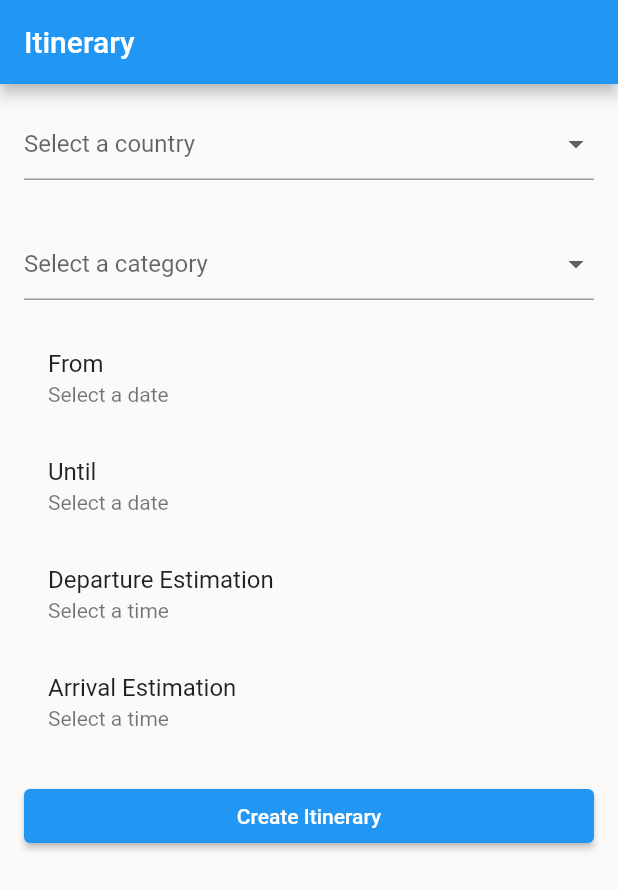
After one commit to StevenX1907/TravelTrip, a Flutter app: the ItineraryPage screen opened directly, on a phone screen of 412 x 824 dp. The commit adds this screen. Shown: the top 890 px of the screen. Run offline on Flutter 3.47's test engine with Material 2 defaults, Android fonts, the phone set to English and light mode, and no system bars; our stand-ins replace country_code_picker, firebase_auth, firebase_core; missing offline and left inert: flutter_emoji; accounts and stored records are empty; network calls fail.

Commit message:
itinerary

```diff
--- a/lib/reusable_widgets/reusable_widget.dart
+++ b/lib/reusable_widgets/reusable_widget.dart
@@ -116,7 +116,7 @@ Container nextButton(BuildContext context, Function onTap) {
         onTap();
       },
       child: const Text(
-        'Next',
+        'Submit',
         style: TextStyle(
           color: Colors.black87,
           fontWeight: FontWeight.bold,
--- /dev/null
+++ b/lib/screens/itinerary.dart
@@ -0,0 +1,186 @@
+import 'package:flutter/cupertino.dart';
+import 'package:flutter/material.dart';
+import 'package:intl/intl.dart';
+
+class ItineraryPage extends StatefulWidget {
+  @override
+  _ItineraryPageState createState() => _ItineraryPageState();
+}
+
+class _ItineraryPageState extends State<ItineraryPage> {
+  String? selectedCountry;
+  String? selectedArea;
+  String? selectedCategory;
+  DateTime? fromDate;
+  DateTime? untilDate;
+  TimeOfDay? arrivalTime;
+  TimeOfDay? departureTime;
+
+  List<String> areas = [];
+  List<String> categories = [
+    'Natural Landscape',
+    'Shopping District',
+    'Historical Place',
+    'Religious Place',
+    'Theme Park',
+  ];
+
+  Map<String, List<String>> areasByCountry = {
+    'Indonesia': ['Sumatra', 'Java', 'Kalimantan', 'Sulawesi', 'Papua'],
+    'Taiwan': ['North', 'Central', 'South', 'East'],
+    'Vietnam': ['North', 'South'],
+    'Malaysia': ['West', 'East'],
+  };
+
+  @override
+  Widget build(BuildContext context) {
+    return Scaffold(
+      appBar: AppBar(
+        title: Text('Itinerary'),
+      ),
+      body: SingleChildScrollView(
+        padding: EdgeInsets.all(16.0),
+        child: Column(
+          crossAxisAlignment: CrossAxisAlignment.stretch,
+          children: [
+            DropdownButtonFormField<String>(
+              value: selectedCountry,
+              hint: Text('Select a country'),
+              items: ['Indonesia', 'Malaysia', 'Taiwan', 'Vietnam']
+                  .map((country) => DropdownMenuItem(
+                value: country,
+                child: Text(country),
+              ))
+                  .toList(),
+              onChanged: (value) {
+                setState(() {
+                  selectedCountry = value;
+                  selectedArea = null;
+                  areas = areasByCountry[value]??[];
+                });
+              },
+            ),
+            SizedBox(height: 16.0),
+            if (selectedCountry != null)
+              DropdownButtonFormField<String>(
+                value: selectedArea,
+                hint: Text('Select an area'),
+                items: areas
+                    .map((area) => DropdownMenuItem(
+                  value: area,
+                  child: Text(area),
+                ))
+                    .toList(),
+                onChanged: (value) {
+                  setState(() {
+                    selectedArea = value;
+                  });
+                },
+              ),
+            SizedBox(height: 16.0),
+            DropdownButtonFormField<String>(
+              value: selectedCategory,
+              hint: Text('Select a category'),
+              items: categories
+                  .map((category) => DropdownMenuItem(
+                value: category,
+                child: Text(category),
+              ))
+                  .toList(),
+              onChanged: (value) {
+                setState(() {
+                  selectedCategory = value;
+                });
+              },
+            ),
+            SizedBox(height: 16.0),
+            ListTile(
+              title: Text('From'),
+              subtitle: Text(fromDate != null ? DateFormat('yyyy-MM-dd').format(fromDate!) : 'Select a date'),
+              onTap: () async {
+                final selectedDate = await showDatePicker(
+                  context: context,
+                  initialDate: DateTime.now(),
+                  firstDate: DateTime.now(),
+                  lastDate: DateTime.now().add(Duration(days: 365)),
+                );
+                setState(() {
+                  fromDate = selectedDate;
+                });
+              },
+            ),
+
+            ListTile(
+              title: Text('Until'),
+              subtitle: Text(untilDate != null ? DateFormat('yyyy-MM-dd').format(untilDate!) : 'Select a date'),
+              onTap: () async {
+                final selectedDate = await showDatePicker(
+                  context: context,
+                  initialDate: DateTime.now(),
+                  firstDate: DateTime.now(),
+                  lastDate: DateTime.now().add(Duration(days: 365)),
+                );
+                setState(() {
+                  untilDate = selectedDate;
+                });
+              },
+            ),
+            ListTile(
+              title: Text('Departure Estimation'),
+              subtitle: Text(departureTime != null ? departureTime!.format(context) : 'Select a time'),
+              onTap: () async {
+                final selectedTime = await showCupertinoModalPopup(
+                  context: context,
+                  builder: (BuildContext context) {
+                    return CupertinoDatePicker(
+                      mode: CupertinoDatePickerMode.time,
+                      initialDateTime: DateTime.now(),
+                      onDateTimeChanged: (DateTime newDateTime) {},
+                    );
+                  },
+                );
+                if (selectedTime != null) {
+                  setState(() {
+                    departureTime = TimeOfDay.fromDateTime(selectedTime);
+                  });
+                }
+              },
+            ),
+
+
+            ListTile(
+              title: Text('Arrival Estimation'),
+              subtitle: Text(arrivalTime != null ? arrivalTime!.format(context) : 'Select a time'),
+              onTap: () async {
+                final selectedTime = await showCupertinoModalPopup(
+                  context: context,
+                  builder: (BuildContext context) {
+                    return CupertinoDatePicker(
+                      mode: CupertinoDatePickerMode.time,
+                      initialDateTime: DateTime.now(),
+                      onDateTimeChanged: (DateTime newDateTime) {},
+                    );
+                  },
+                );
+                if (selectedTime != null) {
+                  setState(() {
+                    arrivalTime = TimeOfDay.fromDateTime(selectedTime);
+                  });
+                }
+              },
+            ),
+
+
+            SizedBox(height: 16.0),
+            ElevatedButton(
+              onPressed: () {
+                // Perform filtering logic or navigate to the next page with the selected choices
+              },
+              child: Text('Create Itinerary'),
+            ),
+          ],
+        ),
+      ),
+    );
+  }
+}
--- a/pubspec.yaml
+++ b/pubspec.yaml
@@ -47,7 +47,7 @@ dependencies:
   http: ^0.13.5
   firebase_core: ^2.8.0
   firebase_auth: ^4.3.0
-
+  intl: ^0.17.0
 
 dev_dependencies:
   intl: ^0.17.0-nullsafety.2
```
Also changed, not shown: lib/reusable_widgets/side_menu.dart (+5 -13 lines), lib/screens/home_screen.dart (+1 -8 lines), lib/screens/signup_screen.dart (+0 -12 lines), pubspec.lock, 2 other files.
